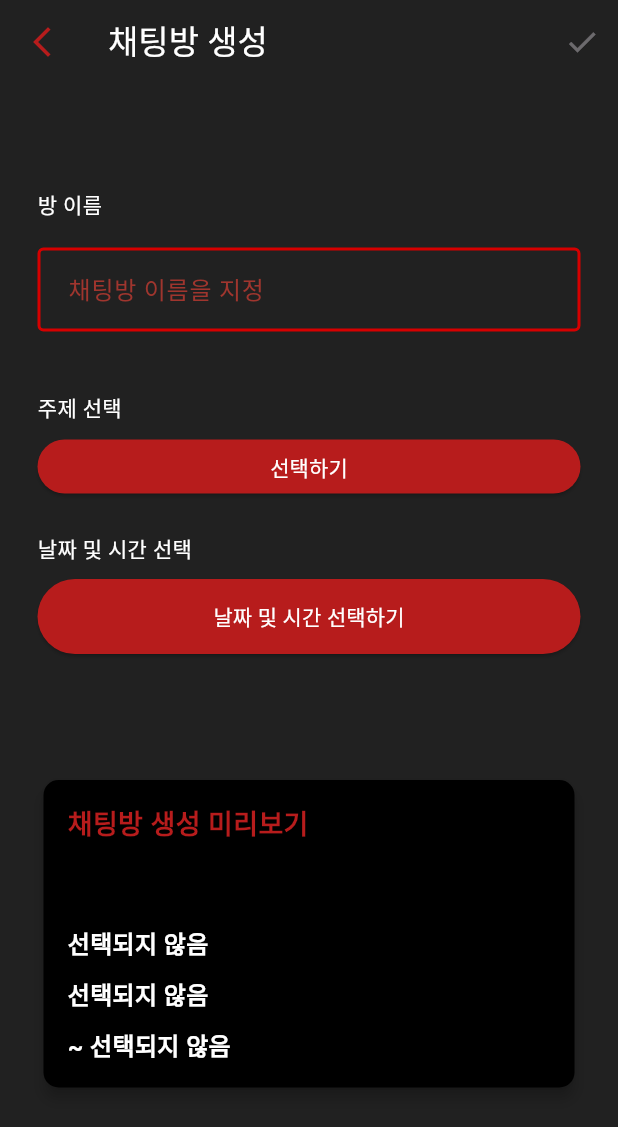
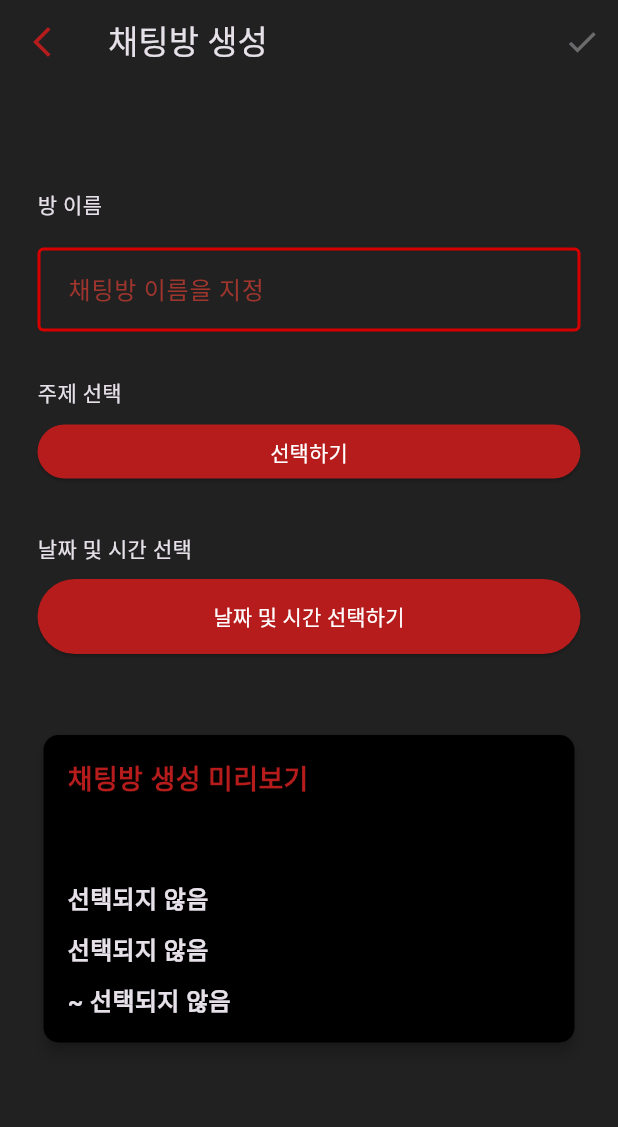
Before and after one commit to gho94/kirbyPort, a Flutter app: the screen it shows after launch, after a tap on "Login", after a tap on the "add" icon, on a phone screen of 412 x 824 dp. Shown: the top 1127 px of the screen. Run offline on Flutter 3.47's test engine with Material 3 defaults, Android fonts, the phone set to English and light mode, and no system bars; our stand-ins replace device_info_plus, flutter_local_notifications, go_router, permission_handler, socket_io_client, sqflite and 1 more; accounts and stored records are empty; network calls fail.

Commit message:
[Design] 화이트색상 코드 지우기
1. 다크모드 적용시, 텍스트는 화이트가 기본 색상이기때문에 불필요한 화이트 중복 컬러는 제거
2. 텍스트필드나 커서 색상 변경
3. UI 비율 조정

```diff
--- a/kirby_port_app/lib/component/topic_container.dart
+++ b/kirby_port_app/lib/component/topic_container.dart
@@ -31,7 +31,7 @@ class _TopicContainerState extends State<TopicContainer> {
           horizontal: 16,
         ),
         decoration: BoxDecoration(
-          color: widget.isSelected ? Colors.red : Colors.white,
+          color: widget.isSelected ? Colors.red[900] : Colors.white.withOpacity(0.15),
           borderRadius: const BorderRadius.all(Radius.circular(20)),
         ),
         child: Center(
--- a/kirby_port_app/lib/screen/create_room_screen.dart
+++ b/kirby_port_app/lib/screen/create_room_screen.dart
@@ -57,12 +57,7 @@ class _CreateRoomScreenState extends State<CreateRoomScreen> {
           icon: const Icon(Icons.arrow_back_ios_new_outlined),
           color: Colors.red[900],
         ),
-        title: const Text(
-          '채팅방 생성',
-          style: TextStyle(
-            color: Colors.white,
-          ),
-        ),
+        title: const Text('채팅방 생성'),
         actions: [
           IconButton(
             onPressed: _isActionEnabled ? _addRoom : null,
@@ -79,7 +74,6 @@ class _CreateRoomScreenState extends State<CreateRoomScreen> {
             children: [
               const Text(
                 "방 이름",
-                style: TextStyle(color: Colors.white),
               ),
               const SizedBox(height: 18),
               TextField(
@@ -109,11 +103,8 @@ class _CreateRoomScreenState extends State<CreateRoomScreen> {
                 onChanged: (value) => validActionEnable(),
                 cursorColor: Colors.white,
               ),
-              const SizedBox(height: 40),
-              const Text("주제 선택",
-                  style: TextStyle(
-                    color: Colors.white,
-                  )),
+              const SizedBox(height: 30),
+              const Text("주제 선택", style: TextStyle()),
               const SizedBox(height: 5),
               ElevatedButton(
                 onPressed: () => _showTopicSelectionDialog(context),
@@ -124,12 +115,12 @@ class _CreateRoomScreenState extends State<CreateRoomScreen> {
                 child: Text(
                   _selectedTopic?.name ?? "선택하기",
                   style: const TextStyle(
-                    color: Colors.white,
+                    color: Colors.white, //보라색 됨
                   ),
                 ),
               ),
-              const SizedBox(height: 20),
-              const Text("날짜 및 시간 선택", style: TextStyle(color: Colors.white)),
+              const SizedBox(height: 30),
+              const Text("날짜 및 시간 선택"),
               const SizedBox(height: 10),
               ElevatedButton(
                 onPressed: _selectDateTime,
@@ -139,10 +130,10 @@ class _CreateRoomScreenState extends State<CreateRoomScreen> {
                 ),
                 child: Text(
                   _selectedDateTime != null ? getFormattedDateTime(_selectedDateTime!) : "날짜 및 시간 선택하기",
-                  style: const TextStyle(color: Colors.white),
+                  style: const TextStyle(color: Colors.white), //보라색 됨
                 ),
               ),
-              const SizedBox(height: 80),
+              const SizedBox(height: 50),
               _buildPreviewCard(),
             ],
           ),
@@ -242,7 +233,6 @@ class _CreateRoomScreenState extends State<CreateRoomScreen> {
               style: const TextStyle(
                 fontSize: 24,
                 fontWeight: FontWeight.bold,
-                color: Colors.white,
               ),
             ),
             const SizedBox(height: 10),
@@ -266,7 +256,6 @@ class _CreateRoomScreenState extends State<CreateRoomScreen> {
           style: const TextStyle(
             fontSize: 16,
             fontWeight: FontWeight.bold,
-            color: Colors.white,
           ),
         ),
       ],
--- a/kirby_port_app/lib/screen/home_screen.dart
+++ b/kirby_port_app/lib/screen/home_screen.dart
@@ -31,12 +31,7 @@ class _HomeScreenState extends State<HomeScreen> {
   Widget build(BuildContext context) {
     return Scaffold(
       appBar: AppBar(
-        title: const Text(
-          "KriBy - Port",
-          style: TextStyle(
-            color: Colors.white,
-          ),
-        ),
+        title: const Text("KriBy - Port"),
         centerTitle: true,
         actions: [
           IconButton(
--- a/kirby_port_app/lib/screen/login_screen.dart
+++ b/kirby_port_app/lib/screen/login_screen.dart
@@ -21,8 +21,7 @@ class _LoginScreenState extends State<LoginScreen> {
             children: [
               //제목, IDPW, 버튼
               Padding(
-                padding: EdgeInsets.symmetric(
-                    horizontal: MediaQuery.of(context).size.width * 0.25),
+                padding: EdgeInsets.symmetric(horizontal: MediaQuery.of(context).size.width * 0.25),
                 child: Form(
                   child: Column(
                     mainAxisAlignment: MainAxisAlignment.center,
@@ -46,17 +45,11 @@ class _LoginScreenState extends State<LoginScreen> {
                             children: [
                               Text(
                                 'KirBy',
-                                style: TextStyle(
-                                    fontSize: 31,
-                                    fontWeight: FontWeight.w900,
-                                    color: Colors.red[900]),
+                                style: TextStyle(fontSize: 31, fontWeight: FontWeight.w900, color: Colors.red[900]),
                               ),
                               Text(
                                 'Port',
-                                style: TextStyle(
-                                    fontSize: 31,
-                                    fontWeight: FontWeight.w900,
-                                    color: Colors.red[900]),
+                                style: TextStyle(fontSize: 31, fontWeight: FontWeight.w900, color: Colors.red[900]),
                               ),
                             ],
                           ),
@@ -74,25 +67,26 @@ class _LoginScreenState extends State<LoginScreen> {
                             }
                             return null;
                           },
-                          decoration: const InputDecoration(
-                            border: OutlineInputBorder(),
+                          decoration: InputDecoration(
+                            border: const OutlineInputBorder(),
                             labelText: "E-mail",
-                            enabledBorder: OutlineInputBorder(
+                            labelStyle: TextStyle(color: Colors.red.withOpacity(0.6)),
+                            enabledBorder: const OutlineInputBorder(
                               borderSide: BorderSide(
                                 color: Color.fromARGB(255, 158, 158, 158),
                                 width: 1.5,
                               ),
                             ),
-                            focusedBorder: OutlineInputBorder(
+                            focusedBorder: const OutlineInputBorder(
                               borderSide: BorderSide(
                                 color: Colors.red,
                                 width: 1.5,
                               ),
                             ),
                             filled: true,
-                            fillColor: Colors.white,
                           ),
                           keyboardType: TextInputType.emailAddress,
+                          cursorColor: Colors.white, //커서 색상
                         ),
                       ),
                       const SizedBox(height: 20),
@@ -106,25 +100,26 @@ class _LoginScreenState extends State<LoginScreen> {
 
                             return null;
                           },
-                          decoration: const InputDecoration(
-                            border: OutlineInputBorder(),
+                          decoration: InputDecoration(
+                            border: const OutlineInputBorder(),
                             labelText: "Password",
-                            enabledBorder: OutlineInputBorder(
+                            labelStyle: TextStyle(color: Colors.red.withOpacity(0.6)),
+                            enabledBorder: const OutlineInputBorder(
                               borderSide: BorderSide(
                                 color: Color.fromARGB(255, 158, 158, 158),
                                 width: 1.5,
                               ),
                             ),
-                            focusedBorder: OutlineInputBorder(
+                            focusedBorder: const OutlineInputBorder(
                               borderSide: BorderSide(
                                 color: Colors.red,
                                 width: 1.5,
                               ),
                             ),
                             filled: true,
-                            fillColor: Colors.white,
                           ),
                           obscureText: true,
+                          cursorColor: Colors.white, //커서 색상
                         ),
                       ),
                       const SizedBox(height: 20),
@@ -137,11 +132,8 @@ class _LoginScreenState extends State<LoginScreen> {
                           onPressed: () {
                             context.go('/home');
                           },
-                          style: ElevatedButton.styleFrom(
-                              backgroundColor: const Color(0xfff44336)),
-                          child: const Text('Login',
-                              style: TextStyle(
-                                  color: Color(0xFFFfffff), fontSize: 20)),
+                          style: ElevatedButton.styleFrom(backgroundColor: const Color(0xfff44336)),
+                          child: const Text('Login', style: TextStyle(color: Color(0xFFFfffff), fontSize: 20)),
                         ),
                       ),
                       const SizedBox(height: 10),
@@ -153,8 +145,7 @@ class _LoginScreenState extends State<LoginScreen> {
                             },
                             child: Text(
                               'Join Us',
-                              style: TextStyle(
-                                  color: Colors.red[900], fontSize: 16),
+                              style: TextStyle(color: Colors.red[900], fontSize: 16),
                             )),
                       ),
                       const SizedBox(height: 30),
@@ -185,8 +176,7 @@ class _LoginScreenState extends State<LoginScreen> {
 
                   //채팅방 목록
                   Container(
-                    margin: const EdgeInsets.symmetric(
-                        vertical: 10, horizontal: 10.0),
+                    margin: const EdgeInsets.symmetric(vertical: 10, horizontal: 10.0),
                     decoration: BoxDecoration(
                       color: Colors.black,
                       border: Border.all(width: 0.5, color: Colors.red),
@@ -209,48 +199,40 @@ class _LoginScreenState extends State<LoginScreen> {
                             children: [
                               Text(
                                 '#액션, #스릴러',
-                                style: TextStyle(
-                                    color: Colors.white, fontSize: 13),
+                                style: TextStyle(fontSize: 13),
                               ),
                               Text(
                                 '오징어게임 2',
-                                style: TextStyle(
-                                    color: Colors.white, fontSize: 20),
+                                style: TextStyle(fontSize: 20),
                               ),
                               SizedBox(height: 5),
                               Text(
                                 "Start: 2024-12-01 20:30",
-                                style: TextStyle(
-                                    color: Colors.white, fontSize: 12),
+                                style: TextStyle(fontSize: 12),
                               ),
                               Text(
                                 "Start: 2024-12-01 23:00",
-                                style:
-                                    TextStyle(color: Colors.white, fontSize: 1),
+                                style: TextStyle(fontSize: 12),
                               ),
                             ],
                           ),
                           Row(
                             children: [
                               ElevatedButton(
-                                style: ElevatedButton.styleFrom(
-                                    backgroundColor: Colors.red[700],
-                                    minimumSize: const Size(20, 40)),
+                                style: ElevatedButton.styleFrom(backgroundColor: Colors.red[700], minimumSize: const Size(20, 40)),
                                 onPressed: () => context.push('/'),
                                 child: const Text(
                                   "참여",
-                                  style: TextStyle(color: Colors.white),
+                                  style: TextStyle(color: Colors.white), //보라색 됨
                                 ),
                               ),
                               const SizedBox(width: 10),
                               ElevatedButton(
                                 onPressed: () => context.push('/'),
-                                style: ElevatedButton.styleFrom(
-                                    backgroundColor: Colors.grey,
-                                    minimumSize: const Size(20, 40)),
+                                style: ElevatedButton.styleFrom(backgroundColor: Colors.grey, minimumSize: const Size(20, 40)),
                                 child: const Text(
                                   "취소",
-                                  style: TextStyle(color: Colors.white),
+                                  style: TextStyle(color: Colors.white), //보라색 됨
                                 ),
                               ),
                             ],
@@ -260,8 +242,7 @@ class _LoginScreenState extends State<LoginScreen> {
                     ),
                   ),
                   Container(
-                    margin: const EdgeInsets.symmetric(
-                        vertical: 10, horizontal: 10.0),
+                    margin: const EdgeInsets.symmetric(vertical: 10, horizontal: 10.0),
                     decoration: BoxDecoration(
                       color: Colors.black,
                       // border: Border.all(width: 0.5, color: Colors.red),
@@ -284,48 +265,40 @@ class _LoginScreenState extends State<LoginScreen> {
                             children: [
                               Text(
                                 '#액션, #스릴러',
-                                style: TextStyle(
-                                    color: Colors.white, fontSize: 13),
+                                style: TextStyle(fontSize: 13),
                               ),
                               Text(
                                 '오징어게임 1',
-                                style: TextStyle(
-                                    color: Colors.white, fontSize: 20),
+                                style: TextStyle(fontSize: 20),
                               ),
                               SizedBox(height: 5),
                               Text(
                                 "Start: 2024-12-01 20:30",
-                                style: TextStyle(
-                                    color: Colors.white, fontSize: 12),
+                                style: TextStyle(fontSize: 12),
                               ),
                               Text(
                                 "Start: 2024-12-01 23:00",
-                                style:
-                                    TextStyle(color: Colors.white, fontSize: 1),
+                                style: TextStyle(fontSize: 12),
                               ),
                             ],
                           ),
                           Row(
                             children: [
                               ElevatedButton(
-                                style: ElevatedButton.styleFrom(
-                                    backgroundColor: Colors.red[700],
-                                    minimumSize: const Size(20, 40)),
+                                style: ElevatedButton.styleFrom(backgroundColor: Colors.red[700], minimumSize: const Size(20, 40)),
                                 onPressed: () => context.push('/'),
                                 child: const Text(
                                   "참여",
-                                  style: TextStyle(color: Colors.white),
+                                  style: TextStyle(color: Colors.white), //보라색 됨
                                 ),
                               ),
                               const SizedBox(width: 10),
                               ElevatedButton(
                                 onPressed: () => context.push('/'),
-                                style: ElevatedButton.styleFrom(
-                                    backgroundColor: Colors.grey,
-                                    minimumSize: const Size(20, 40)),
+                                style: ElevatedButton.styleFrom(backgroundColor: Colors.grey, minimumSize: const Size(20, 40)),
                                 child: const Text(
                                   "취소",
-                                  style: TextStyle(color: Colors.white),
+                                  style: TextStyle(color: Colors.white), //보라색 됨
                                 ),
                               ),
                             ],
```
Also changed, not shown: kirby_port_app/lib/component/room_item.dart (+12 -23 lines), kirby_port_app/lib/screen/chat_screen.dart (+12 -28 lines), kirby_port_app/lib/screen/signup_screen.dart (+8 -11 lines), kirby_port_app/lib/screen/topic_filter_screen.dart (+16 -12 lines).
